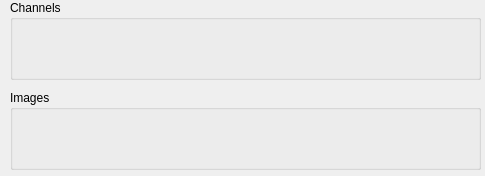
First picture: the form in code/display/QtViewer/AnimatorHolder.ui, repository radio-astro/casa, before the edit.
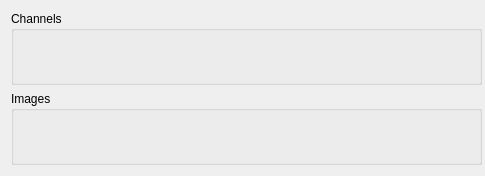
Second picture: the form after the edit.

Commit message: New Development: No             JIRA Issue: No         Ready for Test: Yes      Interface Changes: No What Interface Changed: Please list interface changes          Test Programs: List test programs   Put in Release Notes: No              Module(s): Module Names change impacts.            Description: Viewer Animator and Region were cutting off informational text.

Patch:
```diff
--- a/code/display/QtViewer/AnimatorHolder.ui
+++ b/code/display/QtViewer/AnimatorHolder.ui
@@ -10,53 +10,61 @@
     <height>176</height>
    </rect>
   </property>
+  <property name="sizePolicy">
+   <sizepolicy hsizetype="MinimumExpanding" vsizetype="Preferred">
+    <horstretch>0</horstretch>
+    <verstretch>0</verstretch>
+   </sizepolicy>
+  </property>
   <property name="minimumSize">
    <size>
-    <width>100</width>
+    <width>130</width>
     <height>176</height>
    </size>
   </property>
   <property name="windowTitle">
    <string> </string>
   </property>
+  <layout class="QVBoxLayout" name="verticalLayout">
+   <item>
   <widget class="QGroupBox" name="channelGroupBox">
-   <property name="geometry">
-    <rect>
-     <x>10</x>
-     <y>0</y>
-     <width>471</width>
-     <height>80</height>
-    </rect>
-   </property>
    <property name="sizePolicy">
     <sizepolicy hsizetype="MinimumExpanding" vsizetype="MinimumExpanding">
      <horstretch>0</horstretch>
      <verstretch>0</verstretch>
     </sizepolicy>
    </property>
+     <property name="minimumSize">
+      <size>
+       <width>471</width>
+       <height>0</height>
+      </size>
+     </property>
    <property name="title">
     <string>Channels</string>
    </property>
   </widget>
+   </item>
+   <item>
   <widget class="QGroupBox" name="imageGroupBox">
-   <property name="geometry">
-    <rect>
-     <x>10</x>
-     <y>90</y>
-     <width>471</width>
-     <height>80</height>
-    </rect>
-   </property>
    <property name="sizePolicy">
     <sizepolicy hsizetype="MinimumExpanding" vsizetype="MinimumExpanding">
      <horstretch>0</horstretch>
      <verstretch>0</verstretch>
     </sizepolicy>
    </property>
+     <property name="minimumSize">
+      <size>
+       <width>471</width>
+       <height>0</height>
+      </size>
+     </property>
    <property name="title">
     <string>Images</string>
    </property>
   </widget>
+   </item>
+  </layout>
  </widget>
  <layoutdefault spacing="6" margin="11"/>
  <resources/>
```
Left out of the diff: 2 changed lines with no effect on the pictures. Lines whose indentation alone changed are shown as unchanged. The commit also changes 15 other files.
